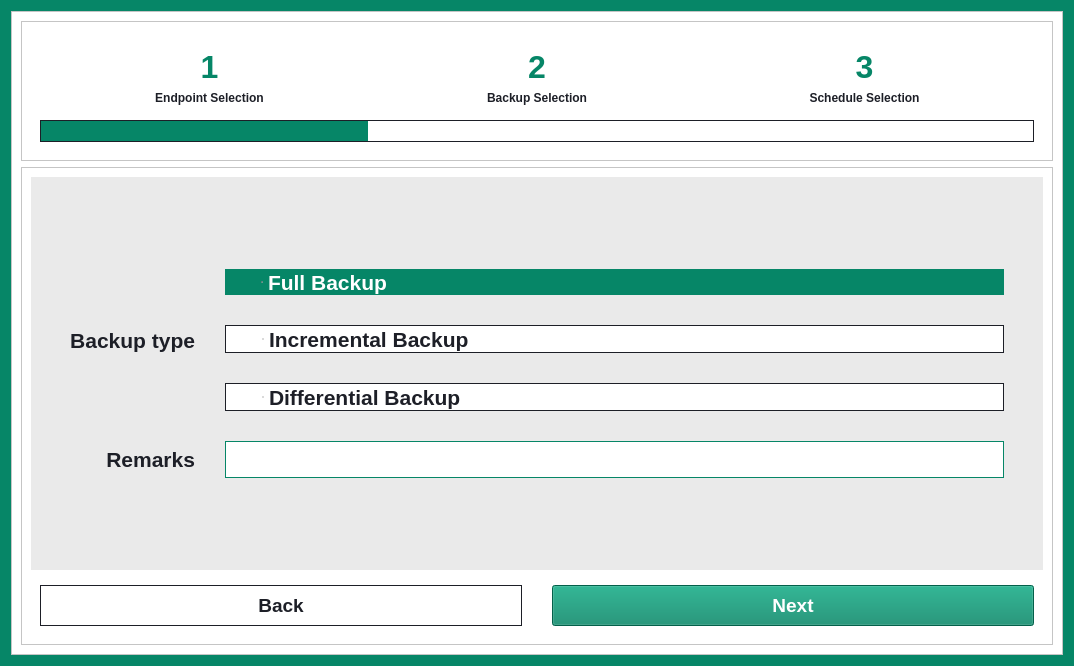
Old version of the form src/gui/dialog/create_schedule_dialog.ui in the repository HPE-Backup-and-Recovery-System/ResilioZ.
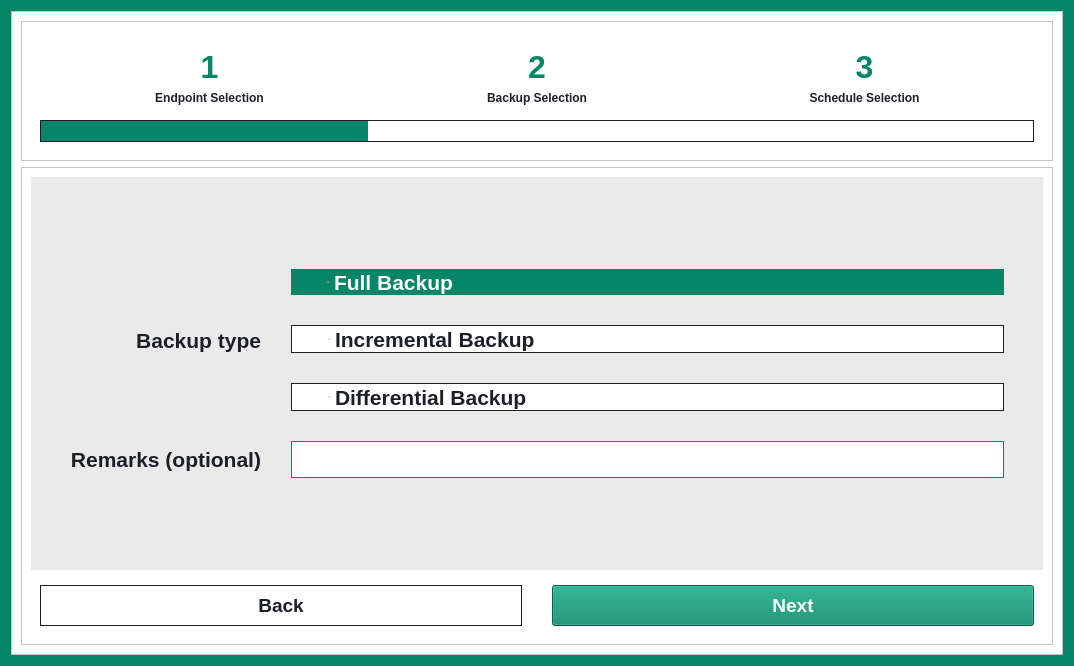
New version of the form. The open tabs and pages were chosen to show the change.

Commit message: GUI scheduler integration, pending repo use

```diff
--- a/src/gui/dialog/create_schedule_dialog.ui
+++ b/src/gui/dialog/create_schedule_dialog.ui
@@ -387,7 +387,7 @@
                <item row="1" column="0">
                 <widget class="QLabel" name="label_10">
                  <property name="text">
-                  <string>Remarks</string>
+                  <string>Remarks (optional)</string>
                  </property>
                  <property name="alignment">
                   <set>Qt::AlignRight|Qt::AlignTrailing|Qt::AlignVCenter</set>
```
Left out of the diff: 39 changed lines with no effect on the pictures. The commit also changes 6 other files.
